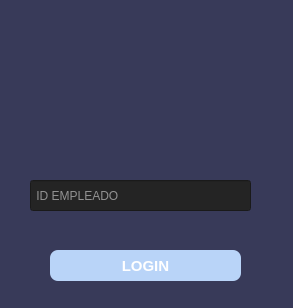
Before: the Qt Designer form view/login_empleado.ui in ImToad06/ReservApp, drawn with Qt 5.
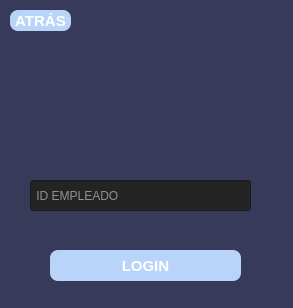
After: the same form once the commit is applied. Icons and pictures are not drawn.

Commit message: funcionalidad para ir atras & bugfix

Patch:
```diff
--- a/view/login_empleado.ui
+++ b/view/login_empleado.ui
@@ -130,6 +130,41 @@
     </property>
     <property name="text">
      <string/>
+    </property>
+    <property name="alignment">
+     <set>Qt::AlignCenter</set>
+    </property>
+   </widget>
+   <widget class="QPushButton" name="bt_atras">
+    <property name="geometry">
+     <rect>
+      <x>10</x>
+      <y>10</y>
+      <width>61</width>
+      <height>21</height>
+     </rect>
+    </property>
+    <property name="font">
+     <font>
+      <pointsize>11</pointsize>
+      <weight>75</weight>
+      <bold>true</bold>
+     </font>
+    </property>
+    <property name="styleSheet">
+     <string notr="true">QPushButton {
+	border-radius: 8px;
+	background-color: rgb(185, 212, 248);
+	color: rgb(255, 255, 255);
+}
+
+QPushButton:hover{
+	
+	background-color: rgb(101, 155, 219);
+}</string>
+    </property>
+    <property name="text">
+     <string>ATRÁS</string>
     </property>
    </widget>
   </widget>
```
Left out of the diff: 2 changed lines with no effect on the pictures. The commit also changes 12 other files.
